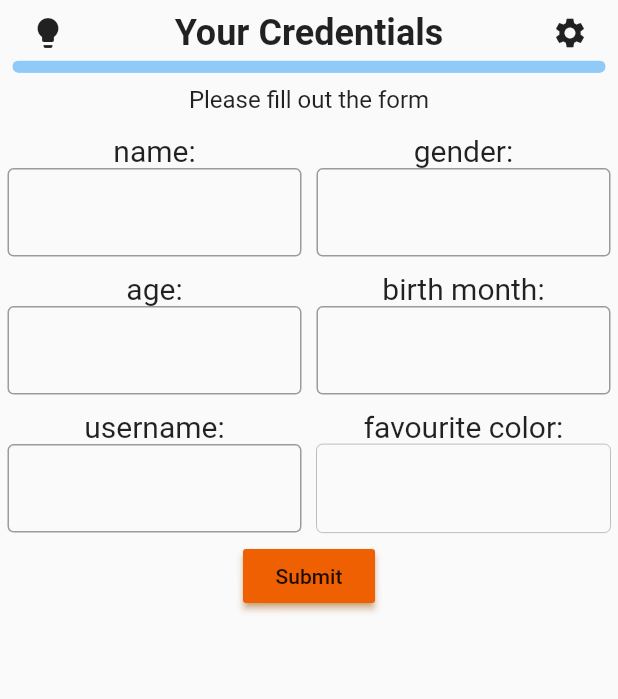
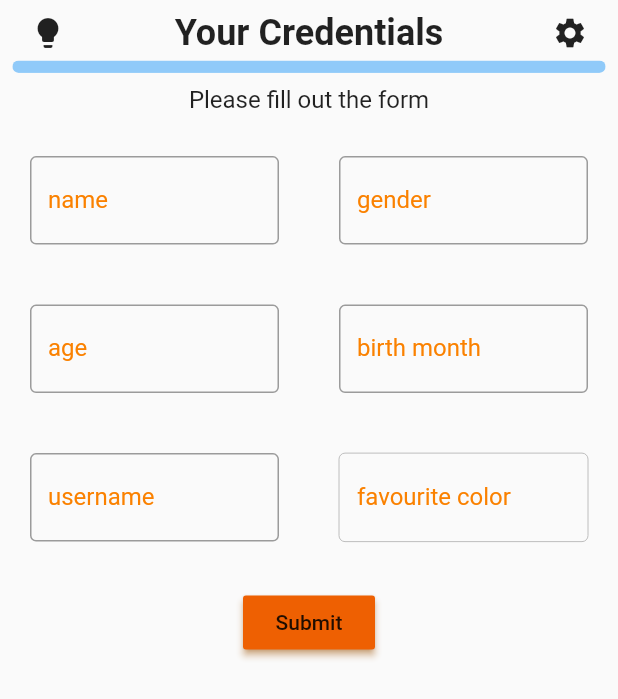
Before and after one commit to jdevacc20/die_vier_stunden_woche, a Flutter app: the LevelOverflowWidget widget shown alone on an empty page, opened directly, on a phone screen of 412 x 824 dp. Shown: the top 699 px of the screen. Run offline on Flutter 3.47's test engine with Material 2 defaults, Android fonts, the phone set to English and light mode, and no system bars; our stand-ins replace shared_preferences; accounts and stored records are empty.

Commit message:
fixed rangeerror (#33)
* fixed rangeerror

* Fix LevelOverflow and apply theme settings

---------

Co-authored-by: jdevacc20 <jdevacc20@gmail.com>
Co-authored-by: jdevacc20 <81645123+jdevacc20@users.noreply.github.com>

```diff
--- a/flutter_app/lib/levels/level_overflow/level_overflow_input_widget.dart
+++ b/flutter_app/lib/levels/level_overflow/level_overflow_input_widget.dart
@@ -30,16 +30,21 @@ class _LevelOverflowInputState extends State<LevelOverflowInputWidget> {
       children: [
         Expanded(
           child: Padding(
-            padding: EdgeInsets.all(5.0),
+            padding: EdgeInsets.all(20),
             child: Column(children: [
-              Text(
-                widget.labelLeft,
-                style: TextStyle(fontSize: 20),
-              ),
               TextFormField(
                 validator: validate,
                 decoration: InputDecoration(
-                    border: OutlineInputBorder(), labelText: ''),
+                  border: OutlineInputBorder(),
+                  labelText: widget.labelLeft,
+                  labelStyle: TextStyle(color: Theme.of(context).shadowColor),
+                  focusedBorder: OutlineInputBorder(
+                    borderSide: BorderSide(
+                      color: Theme.of(context).shadowColor,
+                    ),
+                  ),
+                ),
+                cursorColor: Theme.of(context).shadowColor,
                 onChanged: widget.overflowInput ? onChangedInput : null,
                 controller: widget.overflowInput ? controllerLeft : null,
               ),
@@ -48,20 +53,24 @@ class _LevelOverflowInputState extends State<LevelOverflowInputWidget> {
         ),
         Expanded(
           child: Padding(
-            padding: EdgeInsets.all(5.0),
+            padding: EdgeInsets.all(20),
             child: Column(children: [
-              Text(
-                widget.labelRight,
-                style: TextStyle(fontSize: 20),
-              ),
               TextFormField(
                 validator: validate,
                 decoration: InputDecoration(
                   border: OutlineInputBorder(),
-                    labelText: '',
+                  focusedBorder: OutlineInputBorder(
+                    borderSide: BorderSide(
+                      color: Theme.of(context).shadowColor,
+                    ),
+                  ),
+                  labelText: widget.labelRight,
+                  labelStyle: TextStyle(color: Theme.of(context).shadowColor),
                   errorStyle: TextStyle(
                     color: Colors.red,
-                    )),
+                  ),
+                ),
+                cursorColor: Theme.of(context).shadowColor,
                 enabled: !widget.overflowInput,
                 controller: widget.overflowInput ? controller : null,
               ),
@@ -95,10 +104,18 @@ class _LevelOverflowInputState extends State<LevelOverflowInputWidget> {
       sharedText = value;
     }
 
+    if (sharedText.length > 10) {
       controllerLeft.value = controllerLeft.value.copyWith(
           text: sharedText.substring(0, 10),
           selection: TextSelection(baseOffset: 10, extentOffset: 10));
       controller.text = sharedText.substring(10);
+    } else {
+      controllerLeft.value = controllerLeft.value.copyWith(
+          text: sharedText.substring(0, sharedText.length),
+          selection: TextSelection(
+              baseOffset: sharedText.length, extentOffset: sharedText.length));
+      controller.text = "";
+    }
   }
 }
 
--- a/flutter_app/lib/levels/level_overflow/level_overflow_widget.dart
+++ b/flutter_app/lib/levels/level_overflow/level_overflow_widget.dart
@@ -27,19 +27,21 @@ class _LevelOverflowWidgetState extends State<LevelOverflowWidget> {
             mainAxisAlignment: MainAxisAlignment.spaceEvenly,
             children: <Widget>[
               LevelOverflowInputWidget(
-                labelLeft: "name:",
-                labelRight: "gender:",
+                labelLeft: "name",
+                labelRight: "gender",
               ),
               LevelOverflowInputWidget(
-                labelLeft: "age:",
-                labelRight: "birth month:",
+                labelLeft: "age",
+                labelRight: "birth month",
               ),
               LevelOverflowInputWidget(
-                labelLeft: "username:",
-                labelRight: "favourite color:",
+                labelLeft: "username",
+                labelRight: "favourite color",
                 overflowInput: true,
               ),
-              MaterialButton(
+              Padding(
+                padding: EdgeInsets.all(10),
+                child: MaterialButton(
                     onPressed: () {
                       if (_formKey.currentState!.validate()) {
                         setState(() {
@@ -48,7 +50,7 @@ class _LevelOverflowWidgetState extends State<LevelOverflowWidget> {
                       }
                     },
                     color: Theme.of(context).primaryColor,
-                child: const Text("Submit"),
+                    child: const Text("Submit")),
               )
             ],
           ),
```
Lines whose indentation alone changed are shown as unchanged.
